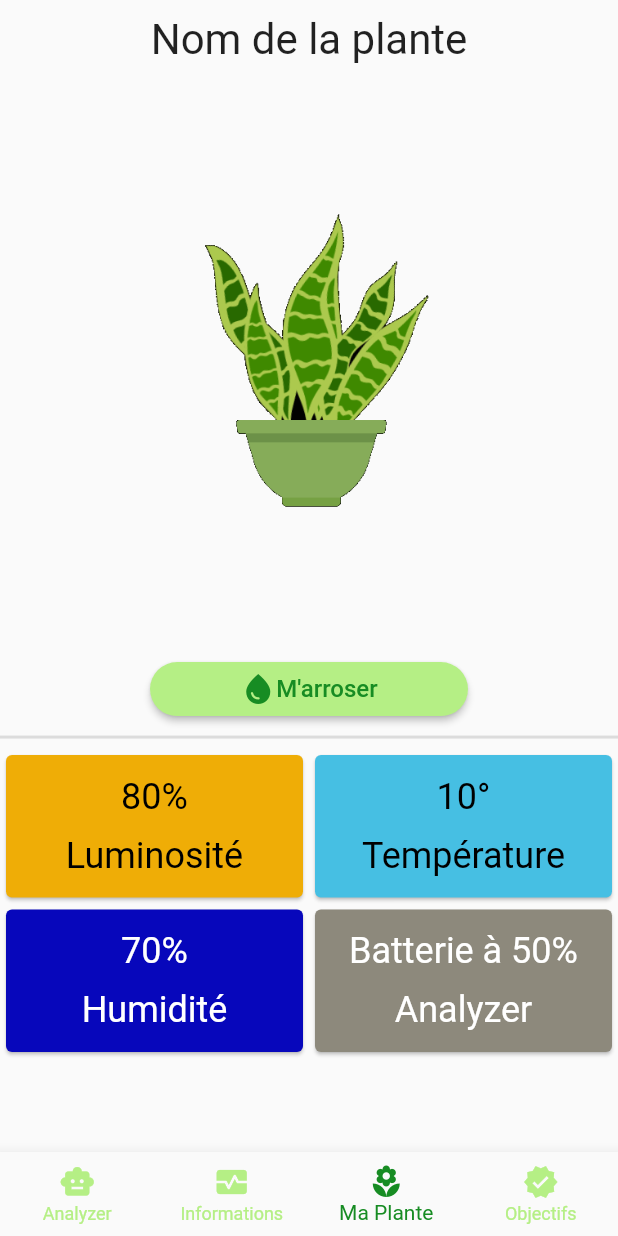
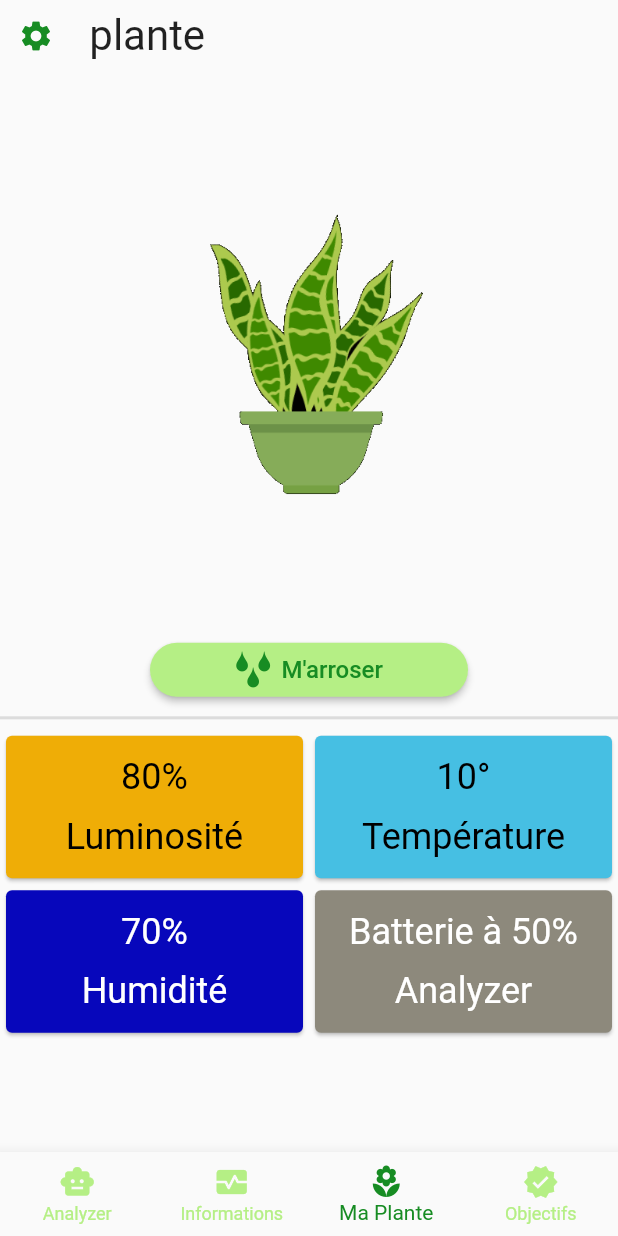
Before and after one commit to SoulPot/mobile, a Flutter app: the HomePage screen opened directly, item 3 of the bottom bar chosen, on a phone screen of 412 x 824 dp. Run offline on Flutter 3.47's test engine with Material 2 defaults, Android fonts, the phone set to English and light mode, and no system bars; our stand-ins replace auth_buttons, firebase_auth, firebase_core, google_sign_in, page_transition; accounts and stored records are empty.

Commit message:
add button arroser

```diff
--- a/lib/theme.dart
+++ b/lib/theme.dart
@@ -10,4 +10,10 @@ class SoultPotTheme {
   static const Color SPPurple = Color(0xFF541D72);
   static const Color SPPalePurple = Color(0xFFC9C3E9);
   static const Color SPBackgroundWhite = Color(0xFFF2F2F2);
+
+  static const _kFontFam = '3WaterDrop';
+  static const String? _kFontPkg = null;
+
+  static const IconData water = IconData(0xe800, fontFamily: _kFontFam, fontPackage: _kFontPkg);
+
 }
--- a/lib/views/MyPlant_page.dart
+++ b/lib/views/MyPlant_page.dart
@@ -19,13 +19,27 @@ class _MyPlantPageState extends State<MyPlantPage> {
         child: Column(
           children: [
             Container(
-                margin: EdgeInsets.only(top: 10.0),
-                child:
-                    Text("Nom de la plante", style: TextStyle(fontSize: 28))),
+                child: Row(
+              children: [
+                IconButton(
+                    onPressed: parameters,
+                    icon: Icon(
+                      Icons.settings,
+                      color: SoultPotTheme.SPGreen,
+                    )),
+                Center(
+                  widthFactor: 1.3,
+                    child: Text(
+                  "plante",
+                  style: TextStyle(fontSize: 28),
+                  textAlign: TextAlign.center,
+                )),
+              ],
+            )),
             Center(
                 child: Image.asset(
               "assets/images/plant1.gif",
-              height: MediaQuery.of(context).size.height / 2.1,
+              height: MediaQuery.of(context).size.height / 2.2,
               width: MediaQuery.of(context).size.width,
             )),
             Padding(
@@ -42,14 +56,17 @@ class _MyPlantPageState extends State<MyPlantPage> {
                     mainAxisAlignment: MainAxisAlignment.center,
                     children: [
                       Icon(
-                        Icons.water_drop,
+                        SoultPotTheme.water,
                         color: SoultPotTheme.SPGreen,
                       ),
-                      Text(
-                        "M'arroser",
-                        style: TextStyle(
-                          fontSize: 16,
-                          color: SoultPotTheme.SPGreen,
+                      Padding(
+                        padding: const EdgeInsets.only(left: 7.0),
+                        child: Text(
+                          "M'arroser",
+                          style: TextStyle(
+                            fontSize: 16,
+                            color: SoultPotTheme.SPGreen,
+                          ),
                         ),
                       ),
                     ],
@@ -83,4 +100,8 @@ class _MyPlantPageState extends State<MyPlantPage> {
   void water() {
     print("J'arrose ma plonte");
   }
+
+  void parameters() {
+    print("Vers les paramètres");
+  }
 }
--- a/pubspec.yaml
+++ b/pubspec.yaml
@@ -31,3 +31,7 @@ flutter:
       fonts:
         - asset: assets/fonts/Greenhouse-Regular.otf
           style: normal
+
+    - family: 3WaterDrop
+      fonts:
+        - asset: assets/fonts/3WaterDrop.ttf
```
Also changed, not shown: assets/fonts/3WaterDrop.ttf (added).
